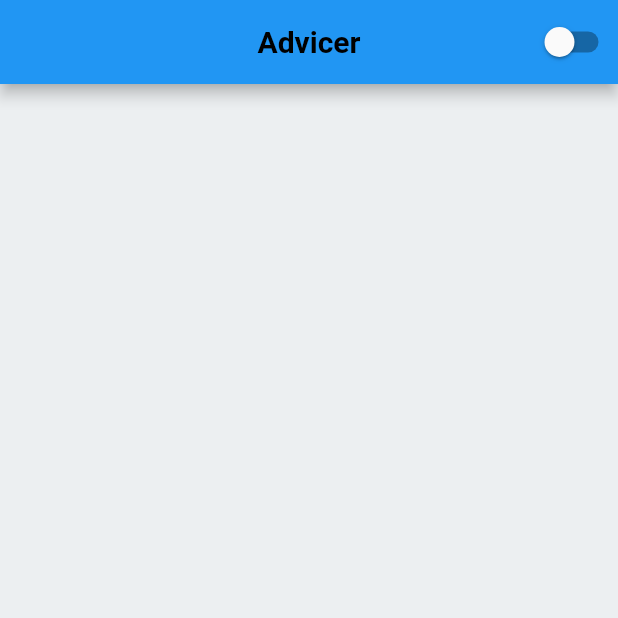
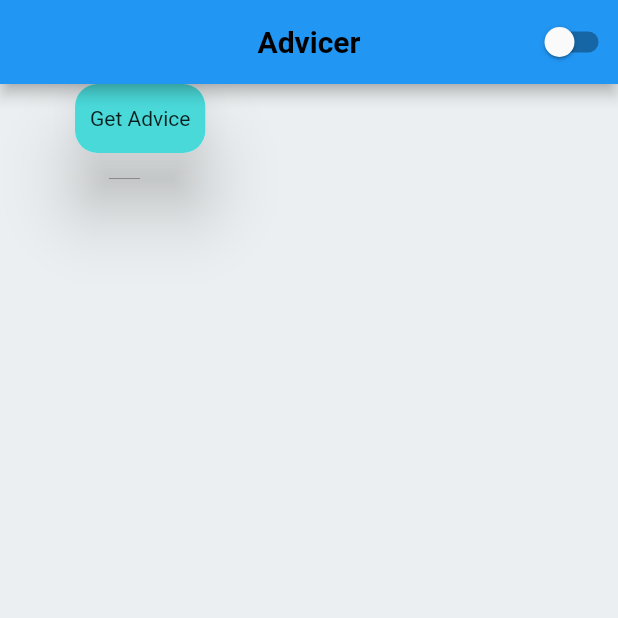
Before and after one commit to Alejandrehl/advicer, a Flutter app: the screen it shows after launch, on a phone screen of 412 x 824 dp, the top half of it. Run offline on Flutter 3.47's test engine with Material 2 defaults, Android fonts, the phone set to English and light mode, and no system bars; Roboto replaces fonts that are missing (Rubik).

Commit message:
Avances customButton

```diff
--- a/lib/application/pages/advice/advice_page.dart
+++ b/lib/application/pages/advice/advice_page.dart
@@ -1,4 +1,5 @@
 import 'package:advicer/application/core/services/theme_service.dart';
+import 'package:advicer/application/pages/advice/widgets/custom_button.dart';
 import 'package:flutter/material.dart';
 import 'package:provider/provider.dart';
 
@@ -29,7 +30,9 @@ class AdvicePage extends StatelessWidget {
       body: Padding(
         padding: const EdgeInsets.symmetric(horizontal: 50.0),
         child: Column(
-          children: [],
+          children: const [
+            CustomButton(),
+          ],
         ),
       ),
     );
--- a/lib/application/pages/advice/widgets/custom_button.dart
+++ b/lib/application/pages/advice/widgets/custom_button.dart
@@ -7,6 +7,25 @@ class CustomButton extends StatelessWidget {
   Widget build(BuildContext context) {
     final themeData = Theme.of(context);
 
-    return Container();
+    return InkResponse(
+      onTap: () {},
+      child: Material(
+        elevation: 20.0,
+        borderRadius: BorderRadius.circular(15.0),
+        child: Container(
+          decoration: BoxDecoration(
+            borderRadius: BorderRadius.circular(15.0),
+            color: themeData.colorScheme.secondary,
+          ),
+          child: const Padding(
+            padding: EdgeInsets.symmetric(
+              horizontal: 10.0,
+              vertical: 15.0,
+            ),
+            child: Text('Get Advice'),
+          ),
+        ),
+      ),
+    );
   }
 }
```
